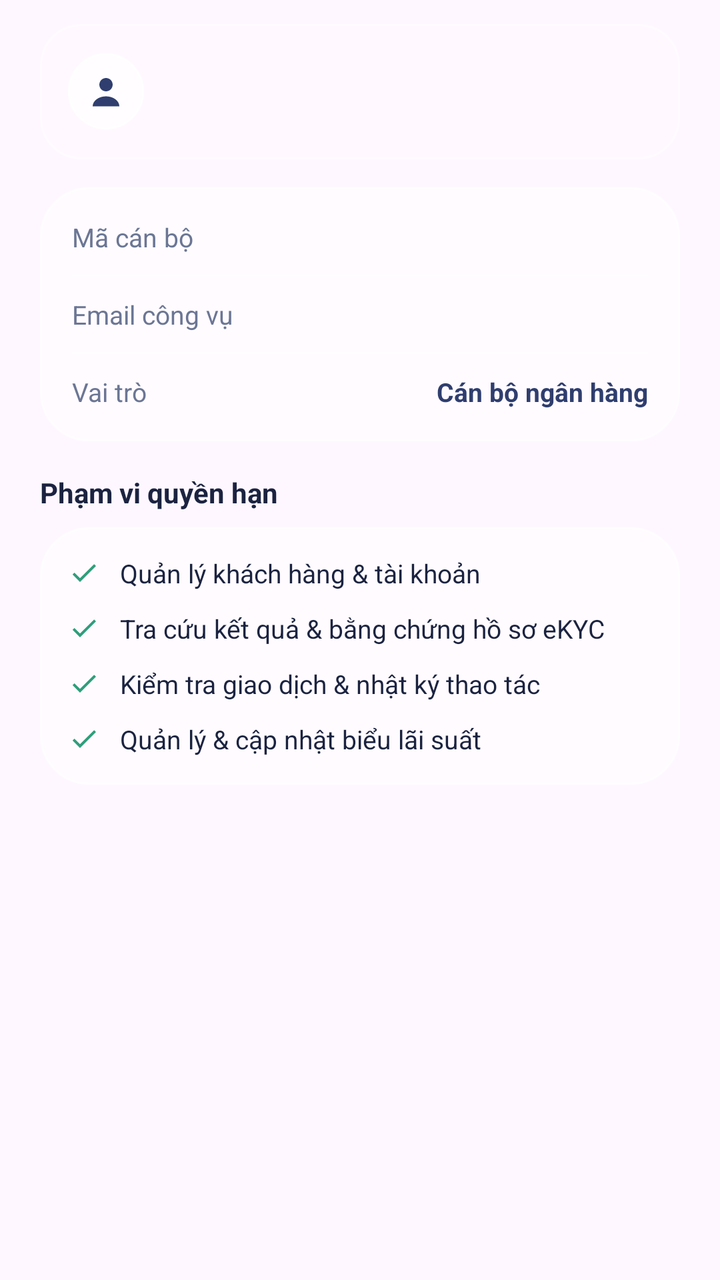
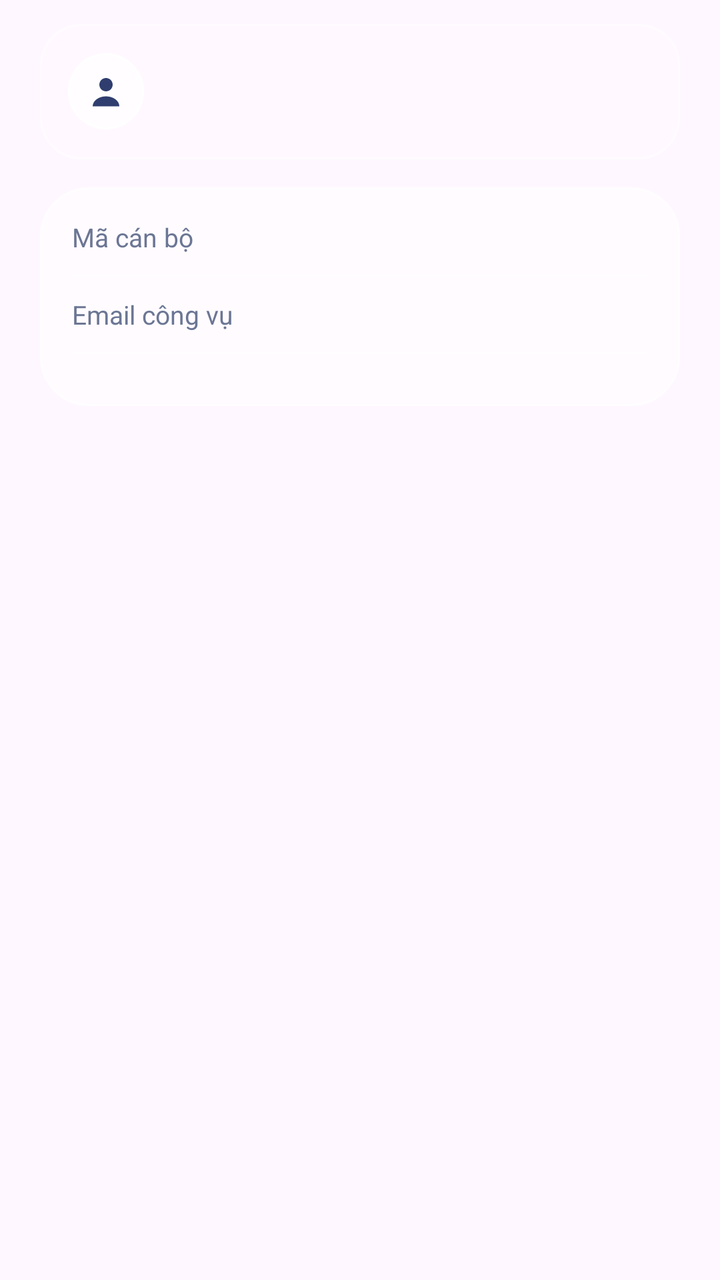

Screens rendered from an Android XML layout before and after an edit, with the pre-edit source and the edit as a unified diff.
<!-- AndroidManifest.xml: application theme Theme.Final_term -->
<!-- res/layout/dialog_officer_profile_detail.xml -->
<?xml version="1.0" encoding="utf-8"?>
<ScrollView xmlns:android="http://schemas.android.com/apk/res/android"
    xmlns:app="http://schemas.android.com/apk/res-auto"
    android:layout_width="match_parent"
    android:layout_height="wrap_content"
    android:scrollbars="none">

    <LinearLayout
        android:layout_width="match_parent"
        android:layout_height="wrap_content"
        android:orientation="vertical"
        android:paddingStart="20dp"
        android:paddingTop="12dp"
        android:paddingEnd="20dp"
        android:paddingBottom="16dp">

        
        <LinearLayout
            android:layout_width="match_parent"
            android:layout_height="wrap_content"
            android:background="@drawable/glass_panel_soft"
            android:gravity="center_vertical"
            android:orientation="horizontal"
            android:padding="14dp">

            <ImageView
                android:id="@+id/officer_detail_icon"
                android:layout_width="38dp"
                android:layout_height="38dp"
                android:background="@drawable/circle_action_button"
                android:contentDescription="@null"
                android:padding="9dp"
                android:src="@drawable/ic_nav_person"
                app:tint="@color/navy" />

            <LinearLayout
                android:layout_width="0dp"
                android:layout_height="wrap_content"
                android:layout_marginStart="12dp"
                android:layout_weight="1"
                android:orientation="vertical">

                <TextView
                    android:id="@+id/officer_detail_name"
                    android:layout_width="wrap_content"
                    android:layout_height="wrap_content"
                    android:textColor="@color/ink"
                    android:textSize="15sp"
                    android:textStyle="bold" />

                <TextView
                    android:id="@+id/officer_detail_status"
                    android:layout_width="wrap_content"
                    android:layout_height="wrap_content"
                    android:layout_marginTop="2dp"
                    android:textColor="@color/success"
                    android:textSize="12.5sp"
                    android:textStyle="bold" />
            </LinearLayout>
        </LinearLayout>

        
        <LinearLayout
            android:layout_width="match_parent"
            android:layout_height="wrap_content"
            android:layout_marginTop="14dp"
            android:background="@drawable/glass_panel_card"
            android:orientation="vertical"
            android:padding="16dp">

            <LinearLayout
                android:layout_width="match_parent"
                android:layout_height="wrap_content"
                android:gravity="center_vertical"
                android:orientation="horizontal">

                <TextView
                    android:layout_width="wrap_content"
                    android:layout_height="wrap_content"
                    android:text="Mã cán bộ"
                    android:textColor="@color/ink_muted"
                    android:textSize="13sp" />

                <TextView
                    android:id="@+id/officer_detail_code"
                    android:layout_width="0dp"
                    android:layout_height="wrap_content"
                    android:layout_marginStart="12dp"
                    android:layout_weight="1"
                    android:fontFamily="monospace"
                    android:gravity="end"
                    android:textColor="@color/ink"
                    android:textSize="13sp"
                    android:textStyle="bold" />
            </LinearLayout>

            <View
                android:layout_width="match_parent"
                android:layout_height="1dp"
                android:layout_marginVertical="10dp"
                android:background="@color/glass_border_subtle" />

            <LinearLayout
                android:layout_width="match_parent"
                android:layout_height="wrap_content"
                android:gravity="center_vertical"
                android:orientation="horizontal">

                <TextView
                    android:layout_width="wrap_content"
                    android:layout_height="wrap_content"
                    android:text="Email công vụ"
                    android:textColor="@color/ink_muted"
                    android:textSize="13sp" />

                <TextView
                    android:id="@+id/officer_detail_email"
                    android:layout_width="0dp"
                    android:layout_height="wrap_content"
                    android:layout_marginStart="12dp"
                    android:layout_weight="1"
                    android:gravity="end"
                    android:textColor="@color/ink"
                    android:textSize="13sp"
                    android:textStyle="bold" />
            </LinearLayout>

            <View
                android:layout_width="match_parent"
                android:layout_height="1dp"
                android:layout_marginVertical="10dp"
                android:background="@color/glass_border_subtle" />

            <LinearLayout
                android:layout_width="match_parent"
                android:layout_height="wrap_content"
                android:gravity="center_vertical"
                android:orientation="horizontal">

                <TextView
                    android:layout_width="wrap_content"
                    android:layout_height="wrap_content"
                    android:text="Vai trò"
                    android:textColor="@color/ink_muted"
                    android:textSize="13sp" />

                <TextView
                    android:layout_width="0dp"
                    android:layout_height="wrap_content"
                    android:layout_marginStart="12dp"
                    android:layout_weight="1"
                    android:gravity="end"
                    android:text="Cán bộ ngân hàng"
                    android:textColor="@color/navy"
                    android:textSize="13sp"
                    android:textStyle="bold" />
            </LinearLayout>
        </LinearLayout>

        
        <TextView
            android:layout_width="match_parent"
            android:layout_height="wrap_content"
            android:layout_marginTop="16dp"
            android:layout_marginBottom="8dp"
            android:text="Phạm vi quyền hạn"
            android:textColor="@color/ink"
            android:textSize="14sp"
            android:textStyle="bold" />

        <LinearLayout
            android:layout_width="match_parent"
            android:layout_height="wrap_content"
            android:background="@drawable/glass_panel_card"
            android:orientation="vertical"
            android:padding="14dp">

            <LinearLayout
                android:layout_width="match_parent"
                android:layout_height="wrap_content"
                android:gravity="center_vertical"
                android:orientation="horizontal">

                <ImageView
                    android:layout_width="16dp"
                    android:layout_height="16dp"
                    android:contentDescription="@null"
                    android:src="@drawable/ic_check"
                    app:tint="@color/success" />

                <TextView
                    android:layout_width="0dp"
                    android:layout_height="wrap_content"
                    android:layout_marginStart="10dp"
                    android:layout_weight="1"
                    android:text="Quản lý khách hàng &amp; tài khoản"
                    android:textColor="@color/ink"
                    android:textSize="13sp" />
            </LinearLayout>

            <LinearLayout
                android:layout_width="match_parent"
                android:layout_height="wrap_content"
                android:layout_marginTop="10dp"
                android:gravity="center_vertical"
                android:orientation="horizontal">

                <ImageView
                    android:layout_width="16dp"
                    android:layout_height="16dp"
                    android:contentDescription="@null"
                    android:src="@drawable/ic_check"
                    app:tint="@color/success" />

                <TextView
                    android:layout_width="0dp"
                    android:layout_height="wrap_content"
                    android:layout_marginStart="10dp"
                    android:layout_weight="1"
                    android:text="Tra cứu kết quả &amp; bằng chứng hồ sơ eKYC"
                    android:textColor="@color/ink"
                    android:textSize="13sp" />
            </LinearLayout>

            <LinearLayout
                android:layout_width="match_parent"
                android:layout_height="wrap_content"
                android:layout_marginTop="10dp"
                android:gravity="center_vertical"
                android:orientation="horizontal">

                <ImageView
                    android:layout_width="16dp"
                    android:layout_height="16dp"
                    android:contentDescription="@null"
                    android:src="@drawable/ic_check"
                    app:tint="@color/success" />

                <TextView
                    android:layout_width="0dp"
                    android:layout_height="wrap_content"
                    android:layout_marginStart="10dp"
                    android:layout_weight="1"
                    android:text="Kiểm tra giao dịch &amp; nhật ký thao tác"
                    android:textColor="@color/ink"
                    android:textSize="13sp" />
            </LinearLayout>

            <LinearLayout
                android:layout_width="match_parent"
                android:layout_height="wrap_content"
                android:layout_marginTop="10dp"
                android:gravity="center_vertical"
                android:orientation="horizontal">

                <ImageView
                    android:layout_width="16dp"
                    android:layout_height="16dp"
                    android:contentDescription="@null"
                    android:src="@drawable/ic_check"
                    app:tint="@color/success" />

                <TextView
                    android:layout_width="0dp"
                    android:layout_height="wrap_content"
                    android:layout_marginStart="10dp"
                    android:layout_weight="1"
                    android:text="Quản lý &amp; cập nhật biểu lãi suất"
                    android:textColor="@color/ink"
                    android:textSize="13sp" />
            </LinearLayout>
        </LinearLayout>
    </LinearLayout>
</ScrollView>
<!-- resources referenced by this layout -->
<resources>
  <color name="glass_border_subtle">#66FFFFFF</color>
  <color name="ink">#FF1B2340</color>
  <color name="ink_muted">#FF6B7694</color>
  <color name="navy">#FF2F3E6E</color>
  <color name="success">#FF2E9E7B</color>
  <!-- drawable circle_action_button (drawable) -->
  <?xml version="1.0" encoding="utf-8"?>
  <ripple xmlns:android="http://schemas.android.com/apk/res/android"
      android:color="@color/glass_card_pressed">
      <item>
          <shape android:shape="oval">
              <solid android:color="@color/glass_circle_btn" />
              <stroke
                  android:width="1dp"
                  android:color="@color/white" />
          </shape>
      </item>
  </ripple>
  <!-- drawable glass_panel_card (drawable) -->
  <?xml version="1.0" encoding="utf-8"?>
  <ripple xmlns:android="http://schemas.android.com/apk/res/android"
      android:color="@color/glass_card_pressed">
      <item>
          <shape android:shape="rectangle">
              <corners android:radius="24dp" />
              <solid android:color="@color/glass_card" />
              <stroke
                  android:width="1dp"
                  android:color="@color/glass_border" />
          </shape>
      </item>
  </ripple>
  <!-- drawable glass_panel_soft (drawable) -->
  <?xml version="1.0" encoding="utf-8"?>
  <shape xmlns:android="http://schemas.android.com/apk/res/android"
      android:shape="rectangle">
      <corners android:radius="20dp" />
      <solid android:color="@color/glass_soft" />
      <stroke
          android:width="1dp"
          android:color="@color/glass_border_subtle" />
  </shape>
  <!-- drawable ic_check (drawable) -->
  <vector xmlns:android="http://schemas.android.com/apk/res/android"
      android:width="24dp"
      android:height="24dp"
      android:viewportWidth="24"
      android:viewportHeight="24">
      <path
          android:fillColor="@color/white"
          android:pathData="M9,16.17L4.83,12l-1.42,1.41L9,19 21,7l-1.41,-1.41z" />
  </vector>
  <!-- drawable ic_nav_person (drawable) -->
  <vector xmlns:android="http://schemas.android.com/apk/res/android" android:width="24dp" android:height="24dp" android:viewportWidth="24" android:viewportHeight="24">
      <path android:fillColor="#FFFFFFFF" android:pathData="M12,12c2.2,0 4,-1.8 4,-4s-1.8,-4 -4,-4 -4,1.8 -4,4 1.8,4 4,4zM4,21c0,-3.3 3.6,-6 8,-6s8,2.7 8,6z" />
  </vector>
  <style name="Theme.Final_term" parent="Base.Theme.Final_term" />
  <color name="glass_card_pressed">#8AFFFFFF</color>
  <color name="glass_circle_btn">#A6FFFFFF</color>
  <color name="white">#FFFFFFFF</color>
  <color name="glass_card">#73FFFFFF</color>
  <color name="glass_border">#BFFFFFFF</color>
  <color name="glass_soft">#47FFFFFF</color>
  <color name="slate_blue">#FF5A6C99</color>
  <color name="bg_mist">#FFF4F6FA</color>
  <color name="bg_slate_soft">#FFB9C4DC</color>
  <color name="danger">#FFD8475F</color>
  <color name="ink_faint">#FF9AA4BC</color>
  <style name="NimbusSpinnerStyle" parent="Widget.AppCompat.Spinner">
          <item name="android:popupBackground">@drawable/bg_nimbus_dropdown_popup</item>
          <item name="android:dropDownVerticalOffset">6dp</item>
      </style>
  <color name="bg_slate">#FF8D9CC0</color>
  <!-- drawable bg_nimbus_dropdown_popup (drawable) -->
  <?xml version="1.0" encoding="utf-8"?>
  <shape xmlns:android="http://schemas.android.com/apk/res/android"
      android:shape="rectangle">
      <solid android:color="@color/glass_sheet" />
      <corners android:radius="18dp" />
      <stroke
          android:width="1dp"
          android:color="@color/glass_border" />
  </shape>
  <color name="glass_sheet">#F2FFFFFF</color>
  <!-- unchanged entries left out for length: 3 -->
</resources>

<!-- the commit's change to res/layout/dialog_officer_profile_detail.xml (unified diff, before → after) -->
@@ -131,144 +131,6 @@
                 android:layout_marginVertical="10dp"
                 android:background="@color/glass_border_subtle" />
 
-            <LinearLayout
-                android:layout_width="match_parent"
-                android:layout_height="wrap_content"
-                android:gravity="center_vertical"
-                android:orientation="horizontal">
-
-                <TextView
-                    android:layout_width="wrap_content"
-                    android:layout_height="wrap_content"
-                    android:text="Vai trò"
-                    android:textColor="@color/ink_muted"
-                    android:textSize="13sp" />
-
-                <TextView
-                    android:layout_width="0dp"
-                    android:layout_height="wrap_content"
-                    android:layout_marginStart="12dp"
-                    android:layout_weight="1"
-                    android:gravity="end"
-                    android:text="Cán bộ ngân hàng"
-                    android:textColor="@color/navy"
-                    android:textSize="13sp"
-                    android:textStyle="bold" />
-            </LinearLayout>
-        </LinearLayout>
-
-        
-        <TextView
-            android:layout_width="match_parent"
-            android:layout_height="wrap_content"
-            android:layout_marginTop="16dp"
-            android:layout_marginBottom="8dp"
-            android:text="Phạm vi quyền hạn"
-            android:textColor="@color/ink"
-            android:textSize="14sp"
-            android:textStyle="bold" />
-
-        <LinearLayout
-            android:layout_width="match_parent"
-            android:layout_height="wrap_content"
-            android:background="@drawable/glass_panel_card"
-            android:orientation="vertical"
-            android:padding="14dp">
-
-            <LinearLayout
-                android:layout_width="match_parent"
-                android:layout_height="wrap_content"
-                android:gravity="center_vertical"
-                android:orientation="horizontal">
-
-                <ImageView
-                    android:layout_width="16dp"
-                    android:layout_height="16dp"
-                    android:contentDescription="@null"
-                    android:src="@drawable/ic_check"
-                    app:tint="@color/success" />
-
-                <TextView
-                    android:layout_width="0dp"
-                    android:layout_height="wrap_content"
-                    android:layout_marginStart="10dp"
-                    android:layout_weight="1"
-                    android:text="Quản lý khách hàng &amp; tài khoản"
-                    android:textColor="@color/ink"
-                    android:textSize="13sp" />
-            </LinearLayout>
-
-            <LinearLayout
-                android:layout_width="match_parent"
-                android:layout_height="wrap_content"
-                android:layout_marginTop="10dp"
-                android:gravity="center_vertical"
-                android:orientation="horizontal">
-
-                <ImageView
-                    android:layout_width="16dp"
-                    android:layout_height="16dp"
-                    android:contentDescription="@null"
-                    android:src="@drawable/ic_check"
-                    app:tint="@color/success" />
-
-                <TextView
-                    android:layout_width="0dp"
-                    android:layout_height="wrap_content"
-                    android:layout_marginStart="10dp"
-                    android:layout_weight="1"
-                    android:text="Tra cứu kết quả &amp; bằng chứng hồ sơ eKYC"
-                    android:textColor="@color/ink"
-                    android:textSize="13sp" />
-            </LinearLayout>
-
-            <LinearLayout
-                android:layout_width="match_parent"
-                android:layout_height="wrap_content"
-                android:layout_marginTop="10dp"
-                android:gravity="center_vertical"
-                android:orientation="horizontal">
-
-                <ImageView
-                    android:layout_width="16dp"
-                    android:layout_height="16dp"
-                    android:contentDescription="@null"
-                    android:src="@drawable/ic_check"
-                    app:tint="@color/success" />
-
-                <TextView
-                    android:layout_width="0dp"
-                    android:layout_height="wrap_content"
-                    android:layout_marginStart="10dp"
-                    android:layout_weight="1"
-                    android:text="Kiểm tra giao dịch &amp; nhật ký thao tác"
-                    android:textColor="@color/ink"
-                    android:textSize="13sp" />
-            </LinearLayout>
-
-            <LinearLayout
-                android:layout_width="match_parent"
-                android:layout_height="wrap_content"
-                android:layout_marginTop="10dp"
-                android:gravity="center_vertical"
-                android:orientation="horizontal">
-
-                <ImageView
-                    android:layout_width="16dp"
-                    android:layout_height="16dp"
-                    android:contentDescription="@null"
-                    android:src="@drawable/ic_check"
-                    app:tint="@color/success" />
-
-                <TextView
-                    android:layout_width="0dp"
-                    android:layout_height="wrap_content"
-                    android:layout_marginStart="10dp"
-                    android:layout_weight="1"
-                    android:text="Quản lý &amp; cập nhật biểu lãi suất"
-                    android:textColor="@color/ink"
-                    android:textSize="13sp" />
-            </LinearLayout>
         </LinearLayout>
     </LinearLayout>
 </ScrollView>
<!-- resource entries referenced after the edit -->
@@ -42,16 +42,6 @@
           android:width="1dp"
           android:color="@color/glass_border_subtle" />
   </shape>
-  <!-- drawable ic_check (drawable) -->
-  <vector xmlns:android="http://schemas.android.com/apk/res/android"
-      android:width="24dp"
-      android:height="24dp"
-      android:viewportWidth="24"
-      android:viewportHeight="24">
-      <path
-          android:fillColor="@color/white"
-          android:pathData="M9,16.17L4.83,12l-1.42,1.41L9,19 21,7l-1.41,-1.41z" />
-  </vector>
   <!-- drawable ic_nav_person (drawable) -->
   <vector xmlns:android="http://schemas.android.com/apk/res/android" android:width="24dp" android:height="24dp" android:viewportWidth="24" android:viewportHeight="24">
       <path android:fillColor="#FFFFFFFF" android:pathData="M12,12c2.2,0 4,-1.8 4,-4s-1.8,-4 -4,-4 -4,1.8 -4,4 1.8,4 4,4zM4,21c0,-3.3 3.6,-6 8,-6s8,2.7 8,6z" />
